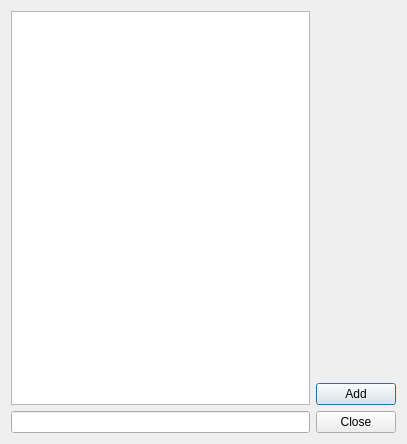
This is CPayeeListDlg.ui in andyf69/Queso as Qt 5 draws it before an edit. The edited form follows.
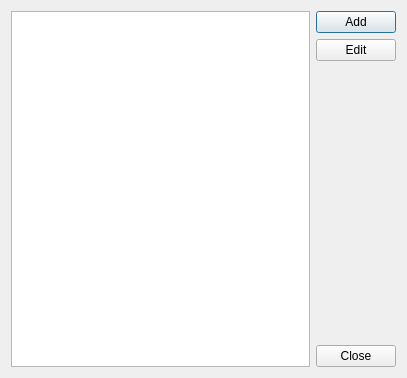
This is the edited form.

Commit message: Implement Payee list editing functionality

The edit to the form file:
```diff
--- a/CPayeeListDlg.ui
+++ b/CPayeeListDlg.ui
@@ -7,7 +7,7 @@
     <x>0</x>
     <y>0</y>
     <width>407</width>
-    <height>444</height>
+    <height>378</height>
    </rect>
   </property>
   <property name="windowTitle">
@@ -15,17 +15,24 @@
   </property>
   <layout class="QGridLayout" name="gridLayout">
    <item row="0" column="0">
-    <layout class="QVBoxLayout" name="verticalLayout_2">
-     <item>
-      <widget class="QListView" name="m_pListView"/>
-     </item>
-     <item>
-      <widget class="QLineEdit" name="lineEdit"/>
-     </item>
-    </layout>
+    <widget class="QListView" name="m_pListView"/>
    </item>
    <item row="0" column="1">
     <layout class="QVBoxLayout" name="verticalLayout">
+     <item>
+      <widget class="QPushButton" name="m_pAddButton">
+       <property name="text">
+        <string>Add</string>
+       </property>
+      </widget>
+     </item>
+     <item>
+      <widget class="QPushButton" name="m_pEditButton">
+       <property name="text">
+        <string>Edit</string>
+       </property>
+      </widget>
+     </item>
      <item>
       <spacer name="verticalSpacer">
        <property name="orientation">
@@ -34,18 +41,11 @@
        <property name="sizeHint" stdset="0">
         <size>
          <width>20</width>
-         <height>138</height>
+         <height>88</height>
         </size>
        </property>
       </spacer>
      </item>
-     <item>
-      <widget class="QPushButton" name="m_pAddButton">
-       <property name="text">
-        <string>Add</string>
-       </property>
-      </widget>
-     </item>
      <item>
       <widget class="QPushButton" name="m_pCloseButton">
        <property name="text">
```
Left out of the diff: 21 changed lines with no effect on the pictures. The commit also changes 4 other files.
